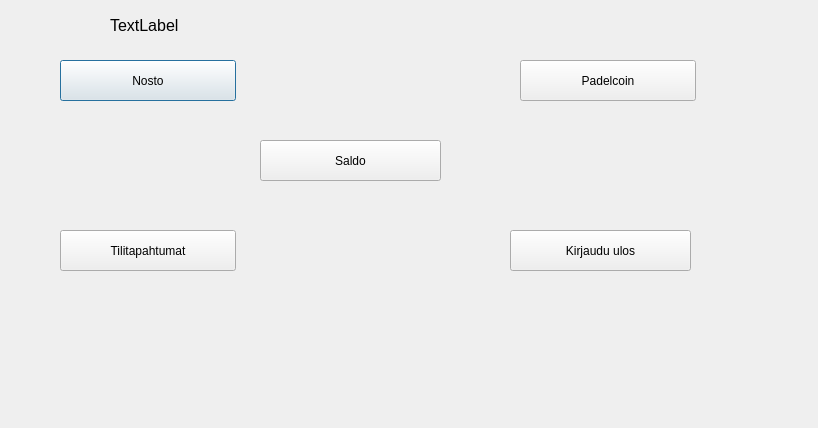
Above: bankautomat/Valikko.ui from tvt21kmo-bank-project/group_3 before the change. Below: the same form after it.
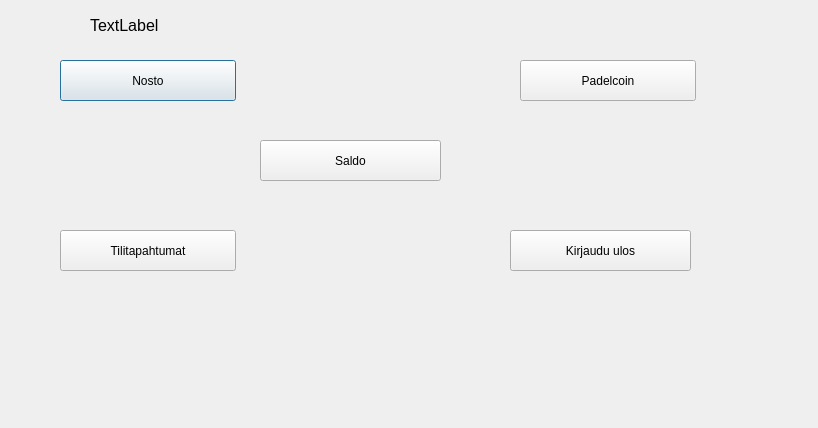
That is the form after the change.

The edit to the form file:
```diff
--- a/bankautomat/Valikko.ui
+++ b/bankautomat/Valikko.ui
@@ -206,7 +206,7 @@
   <widget class="QLabel" name="lblTervehdys">
    <property name="geometry">
     <rect>
-     <x>110</x>
+     <x>90</x>
      <y>10</y>
      <width>581</width>
      <height>31</height>
```
